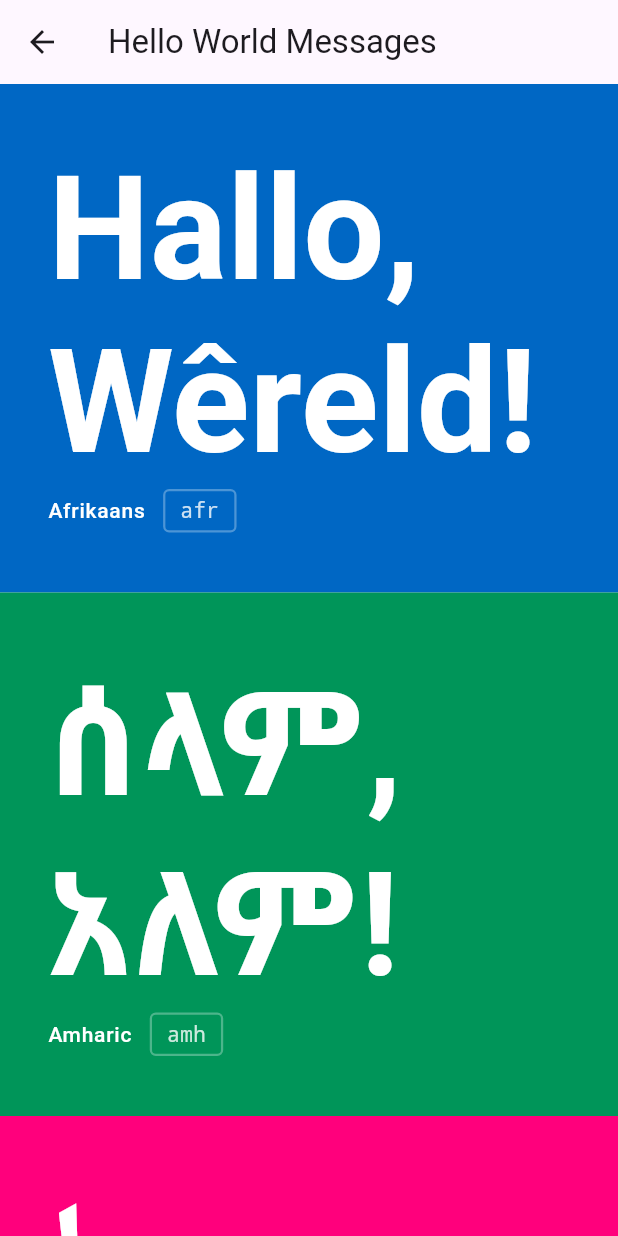
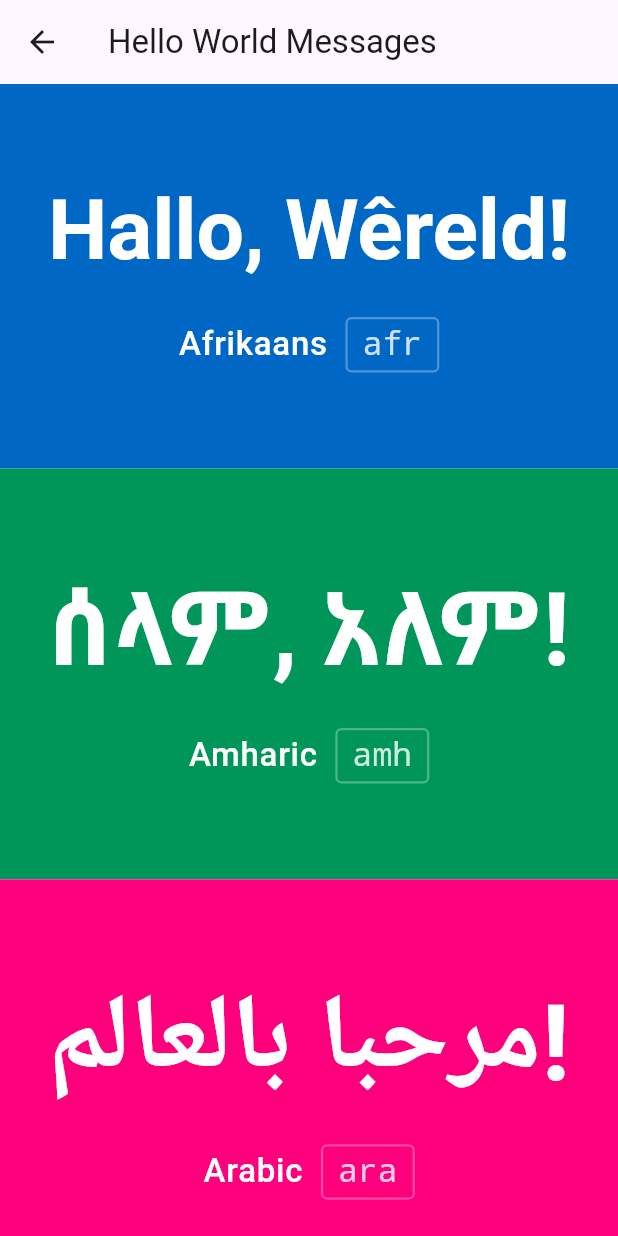
Before and after one commit to Hellogramming/hello_world_plus, a Flutter app: the screen it shows after launch, after a tap on the "list alt" icon, on a phone screen of 412 x 824 dp. Run offline on Flutter 3.47's test engine with Material 3 defaults, Android fonts, the phone set to English and light mode, and no system bars.

Commit message:
Refactor MessageListScreen to use HelloWorldMessageView

```diff
--- a/lib/screens/message_list_screen.dart
+++ b/lib/screens/message_list_screen.dart
@@ -7,8 +7,9 @@ import 'package:flutter/material.dart';
 
 import '../common/strings.dart' as strings;
 import '../data/hello_world_messages.dart';
+import '../models/hello_world_message.dart';
 import '../utils/color_utils.dart' as color_utils;
-import '../widgets/language_view.dart';
+import '../widgets/hello_world_message_view.dart';
 
 /// The storage bucket used to store the scroll position of the message list view.
 final PageStorageBucket _storageBucket = PageStorageBucket();
@@ -34,28 +35,19 @@ class MessageListScreen extends StatelessWidget {
           key: const PageStorageKey<String>('message_list'),
           itemCount: helloWorldMessages.length,
           itemBuilder: (BuildContext context, int index) {
-            final Color foregroundColor = color_utils.contrastColor(
-              helloWorldMessages[index].color,
-            );
-            return ListTile(
-              contentPadding: const EdgeInsets.all(32.0),
-              tileColor: helloWorldMessages[index].color,
-              textColor: foregroundColor,
-              title: Text(
-                helloWorldMessages[index].message,
-                style: Theme.of(context).textTheme.titleLarge?.copyWith(
-                  color: foregroundColor,
-                  fontWeight: FontWeight.bold,
-                  fontSize: 96.0,
-                  height: 1.2,
+            final HelloWorldMessage message = helloWorldMessages[index];
+
+            final Color foregroundColor = color_utils.contrastColor(message.color);
+            return InkWell(
+              onTap: () => _onItemTapped(context, index),
+              child: Ink(
+                color: message.color,
+                child: HelloWorldMessageView(
+                  foregroundColor: foregroundColor,
+                  padding: const EdgeInsets.symmetric(horizontal: 32.0, vertical: 64.0),
+                  message: message,
                 ),
               ),
-              subtitle: LanguageView(
-                languageCode: helloWorldMessages[index].languageCode,
-                languageName: helloWorldMessages[index].languageName,
-                foregroundColor: color_utils.contrastColor(helloWorldMessages[index].color),
-              ),
-              onTap: () => _onItemTapped(context, index),
             );
           },
         ),
--- a/lib/widgets/hello_world_message_view.dart
+++ b/lib/widgets/hello_world_message_view.dart
@@ -6,7 +6,6 @@
 import 'package:flutter/material.dart';
 
 import '../models/hello_world_message.dart';
-import 'language_view.dart';
 
 /// A widget that displays a Hello World message.
 ///
@@ -17,6 +16,7 @@ class HelloWorldMessageView extends StatelessWidget {
     required this.message,
     required this.foregroundColor,
     this.showLanguage = true,
+    this.padding = const EdgeInsets.symmetric(horizontal: 32.0),
   });
 
   /// The Hello World message to display.
@@ -27,6 +27,8 @@ class HelloWorldMessageView extends StatelessWidget {
 
   /// Whether to display the language name and code below the message.
   final bool showLanguage;
+
+  final EdgeInsetsGeometry padding;
 
   @override
   Widget build(BuildContext context) {
@@ -48,16 +50,15 @@ class HelloWorldMessageView extends StatelessWidget {
     // Display the language name and code immediately below the message
     final Widget languageView = FittedBox(
       fit: BoxFit.scaleDown,
-      child: LanguageView(
+      child: _LanguageView(
         languageCode: message.languageCode,
         languageName: message.languageName,
         foregroundColor: foregroundColor,
-        textStyle: Theme.of(context).textTheme.titleLarge,
       ),
     );
 
     return Padding(
-      padding: const EdgeInsets.all(32.0),
+      padding: padding,
       child:
           showLanguage
               ? Column(
@@ -68,3 +69,60 @@ class HelloWorldMessageView extends StatelessWidget {
     );
   }
 }
+
+/// A helper widget that displays the language name and code.
+class _LanguageView extends StatelessWidget {
+  const _LanguageView({
+    super.key, // ignore: unused_element_parameter
+    required this.languageCode,
+    required this.languageName,
+    required this.foregroundColor,
+  });
+
+  /// The ISO 639-3 code of the language of the message.
+  final String languageCode;
+
+  /// The English name of the language of the message.
+  final String languageName;
+
+  /// The color of the text.
+  final Color foregroundColor;
+
+  @override
+  Widget build(BuildContext context) {
+    final TextStyle? textStyle = Theme.of(context).textTheme.titleLarge;
+
+    return Row(
+      // mainAxisAlignment: MainAxisAlignment.center,
+      children: <Widget>[
+        // Display the language name
+        Text(
+          languageName,
+          style: textStyle?.copyWith(
+            color: foregroundColor,
+            fontWeight: FontWeight.w500,
+            letterSpacing: 0.5,
+          ),
+        ),
+        const SizedBox(width: 12),
+
+        // Display the language code in a rounded border
+        Container(
+          padding: const EdgeInsets.symmetric(horizontal: 10.0, vertical: 3.0),
+          decoration: BoxDecoration(
+            border: Border.all(color: foregroundColor.withValues(alpha: 0.3), width: 1.5),
+            borderRadius: BorderRadius.circular(4),
+          ),
+          child: Text(
+            languageCode,
+            style: textStyle?.copyWith(
+              color: foregroundColor.withValues(alpha: 0.8),
+              fontFamily: 'monospace',
+              fontWeight: FontWeight.w500,
+            ),
+          ),
+        ),
+      ],
+    );
+  }
+}
--- a/lib/widgets/language_view.dart
+++ /dev/null
@@ -1,60 +0,0 @@
-import 'package:flutter/material.dart';
-
-class LanguageView extends StatelessWidget {
-  const LanguageView({
-    super.key,
-    required this.languageCode,
-    required this.languageName,
-    required this.foregroundColor,
-    this.textStyle,
-  });
-
-  /// The ISO 639-3 code of the language of the message.
-  final String languageCode;
-
-  /// The English name of the language of the message.
-  final String languageName;
-
-  /// The color of the text.
-  final Color foregroundColor;
-
-  /// The text style to use for the language name and code.
-  final TextStyle? textStyle;
-
-  @override
-  Widget build(BuildContext context) {
-    final TextStyle effectiveTextStyle = textStyle ?? Theme.of(context).textTheme.bodyMedium!;
-    return Row(
-      // mainAxisAlignment: MainAxisAlignment.center,
-      children: <Widget>[
-        // Display the language name
-        Text(
-          languageName,
-          style: effectiveTextStyle.copyWith(
-            color: foregroundColor,
-            fontWeight: FontWeight.w500,
-            letterSpacing: 0.5,
-          ),
-        ),
-        const SizedBox(width: 12),
-
-        // Display the language code in a rounded border
-        Container(
-          padding: const EdgeInsets.symmetric(horizontal: 10.0, vertical: 3.0),
-          decoration: BoxDecoration(
-            border: Border.all(color: foregroundColor.withValues(alpha: 0.3), width: 1.5),
-            borderRadius: BorderRadius.circular(4),
-          ),
-          child: Text(
-            languageCode,
-            style: effectiveTextStyle.copyWith(
-              color: foregroundColor.withValues(alpha: 0.8),
-              fontFamily: 'monospace',
-              fontWeight: FontWeight.w500,
-            ),
-          ),
-        ),
-      ],
-    );
-  }
-}
```
